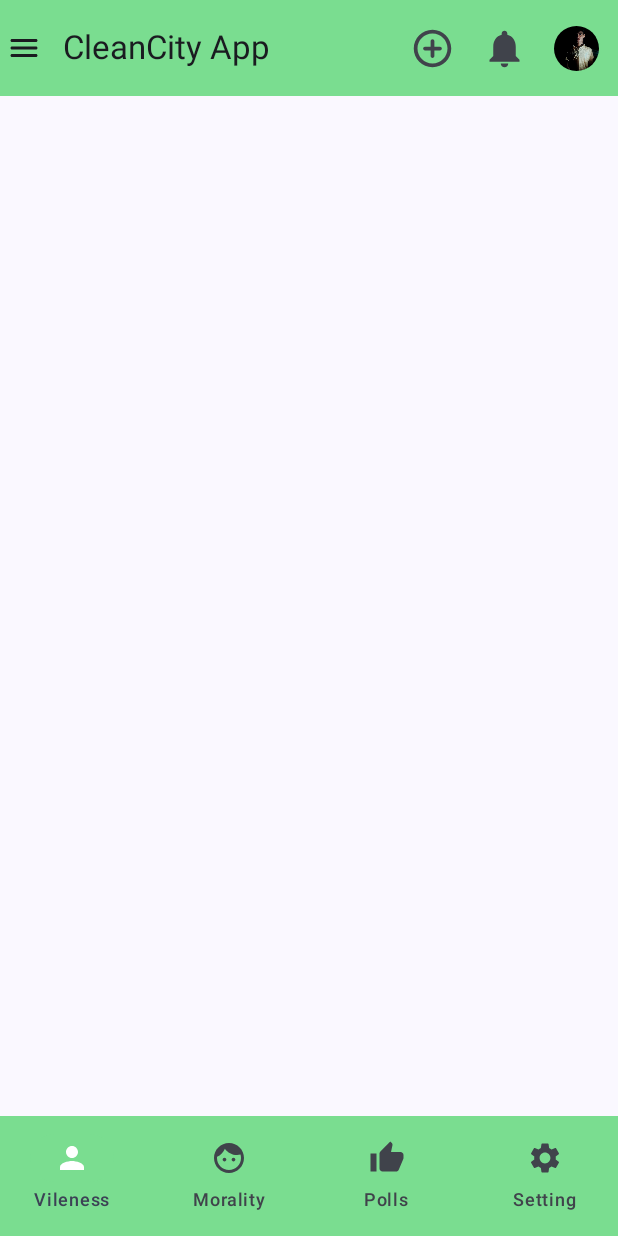
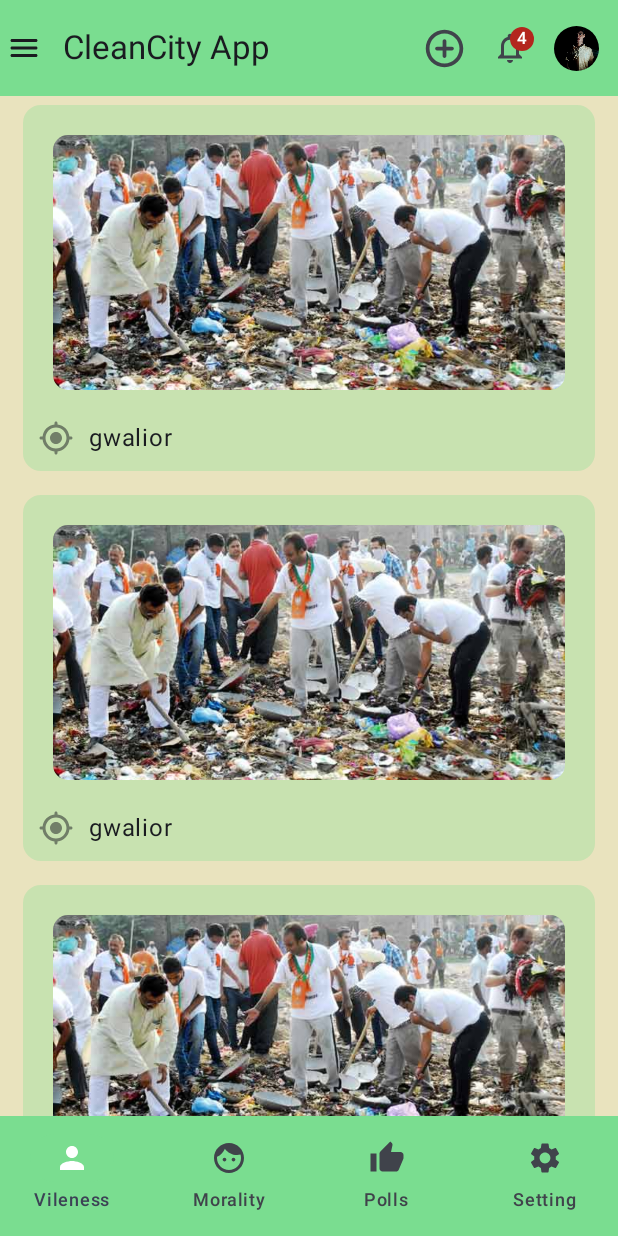
Before and after one commit to Niyush-04/cleanCity, an Android app built with Jetpack Compose: the MoralityScreen screen opened through its navigation route, on a phone screen of 412 x 824 dp. Run offline under Robolectric (Android 15) with nearby library versions, the light colour scheme and no system bars; our stand-ins replace Firebase (no records; nobody signed in at launch, a user with empty details on screens opened directly).

Commit message:
few Changes

```diff
--- a/app/src/main/java/itm/pbl/cleancity/MainActivity.kt
+++ b/app/src/main/java/itm/pbl/cleancity/MainActivity.kt
@@ -10,9 +10,11 @@ import androidx.compose.foundation.layout.padding
 import androidx.compose.foundation.layout.size
 import androidx.compose.foundation.shape.CircleShape
 import androidx.compose.material.icons.Icons
-import androidx.compose.material.icons.filled.Notifications
+import androidx.compose.material.icons.outlined.Notifications
 import androidx.compose.material.icons.rounded.AddCircleOutline
 import androidx.compose.material.icons.rounded.Menu
+import androidx.compose.material3.Badge
+import androidx.compose.material3.BadgedBox
 import androidx.compose.material3.ExperimentalMaterial3Api
 import androidx.compose.material3.Icon
 import androidx.compose.material3.IconButton
@@ -139,14 +141,17 @@ fun TopAppBar(navController: NavController) {
                 )
 
             }
-            IconButton(onClick = {}) {
+
+
+            BadgedBox(
+                modifier = Modifier.padding(start = 8.dp, end = 8.dp),
+                badge = { Badge { Text("4") } }) {
                 Icon(
-                    Icons.Filled.Notifications,
-                    contentDescription = "notification",
-                    Modifier.size(30.dp)
-
+                    Icons.Outlined.Notifications,
+                    contentDescription = "Favorite"
                 )
             }
+
             IconButton(onClick = {}) {
                 Image(
                     painter = painterResource(R.drawable.neeraj),
--- a/app/src/main/java/itm/pbl/cleancity/presentation/MoralityScreen.kt
+++ b/app/src/main/java/itm/pbl/cleancity/presentation/MoralityScreen.kt
@@ -1,10 +1,85 @@
 package itm.pbl.cleancity.presentation
 
+import androidx.compose.foundation.Image
+import androidx.compose.foundation.background
+import androidx.compose.foundation.layout.Column
+import androidx.compose.foundation.layout.Row
+import androidx.compose.foundation.layout.Spacer
+import androidx.compose.foundation.layout.fillMaxSize
+import androidx.compose.foundation.layout.fillMaxWidth
+import androidx.compose.foundation.layout.height
+import androidx.compose.foundation.layout.padding
+import androidx.compose.foundation.rememberScrollState
+import androidx.compose.foundation.shape.RoundedCornerShape
+import androidx.compose.foundation.verticalScroll
+import androidx.compose.material.icons.Icons
+import androidx.compose.material.icons.rounded.MyLocation
+import androidx.compose.material3.Card
+import androidx.compose.material3.CardDefaults
+import androidx.compose.material3.Icon
 import androidx.compose.material3.Text
 import androidx.compose.runtime.Composable
+import androidx.compose.ui.Modifier
+import androidx.compose.ui.draw.alpha
+import androidx.compose.ui.draw.clip
+import androidx.compose.ui.graphics.Color
+import androidx.compose.ui.layout.ContentScale
+import androidx.compose.ui.res.painterResource
+import androidx.compose.ui.unit.dp
+import itm.pbl.cleancity.R
+import itm.pbl.cleancity.ui.theme.GreenLightWala
+import itm.pbl.cleancity.ui.theme.backgroundColormain
 
 
 @Composable
 fun MoralityScreen() {
-    Text(text = "hello")
+    Column(
+        modifier = Modifier
+            .fillMaxSize()
+            .background(backgroundColormain)
+            .padding(top = 70.dp, start = 15.dp, bottom = 70.dp, end = 15.dp)
+            .verticalScroll(state = rememberScrollState()),
+    ) {
+        Mycard3(R.drawable.image1,location = "gwalior")
+        Mycard3(R.drawable.image1,location = "gwalior")
+        Mycard3(R.drawable.image1,location = "gwalior")
+        Mycard3(R.drawable.image1,location = "gwalior")
+        Mycard3(R.drawable.image1,location = "gwalior")
+    }
 }
+
+@Composable
+fun Mycard3(image: Int, location: String) {
+    Card(
+        modifier = Modifier
+            .fillMaxWidth()
+            .background(Color.Transparent)
+            .padding(bottom = 16.dp),
+        colors = CardDefaults.cardColors(GreenLightWala.copy(0.3f))
+
+    ) {
+        Image(
+            modifier = Modifier
+                .height(200.dp)
+                .fillMaxWidth()
+                .padding(start = 20.dp, end = 20.dp, top = 20.dp, bottom = 10.dp)
+                .clip(RoundedCornerShape(10.dp)),
+            painter = painterResource(id = image),
+            contentDescription = null,
+            contentScale = ContentScale.Crop
+        )
+        Spacer(modifier = Modifier.height(10.dp))
+        Row(
+            modifier = Modifier
+                .fillMaxWidth()
+                .padding(start = 10.dp, bottom = 10.dp)
+        ) {
+            Icon(
+                modifier = Modifier.alpha(0.5f),
+                imageVector = Icons.Rounded.MyLocation, contentDescription = "location icon"
+            )
+            Text(text = location, modifier = Modifier.padding(start = 10.dp))
+        }
+    }
+
+}
```
Also changed, not shown: app/src/main/res/drawable/image1.jpeg (added), app/src/main/res/drawable/image10.jpeg (added), app/src/main/res/drawable/image11.jpeg (added), app/src/main/res/drawable/image12.jpeg (added), app/src/main/res/drawable/image2.jpeg (added), app/src/main/res/drawable/image3.jpeg (added), app/src/main/res/drawable/image4.jpeg (added), app/src/main/res/drawable/image5.jpeg (added), app/src/main/res/drawable/image6.jpeg (added), app/src/main/res/drawable/image7.jpeg (added), app/src/main/res/drawable/image8.jpeg (added), app/src/main/res/drawable/image9.jpeg (added), app/src/main/res/drawable/placeholder_image.jpeg (added).
